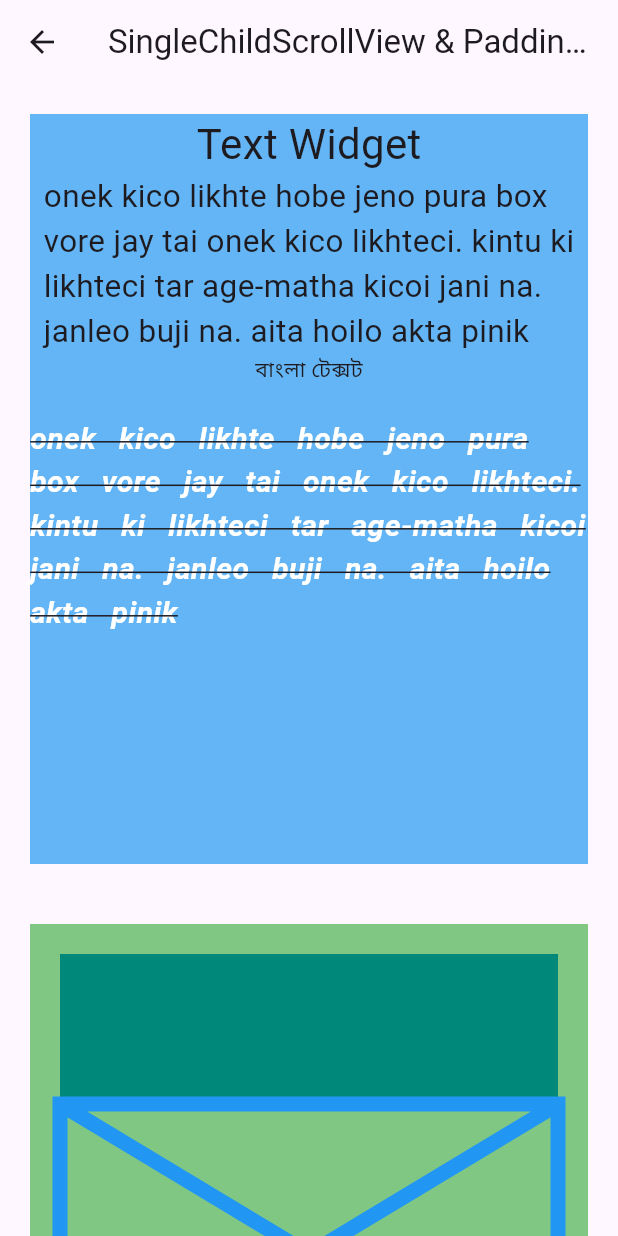
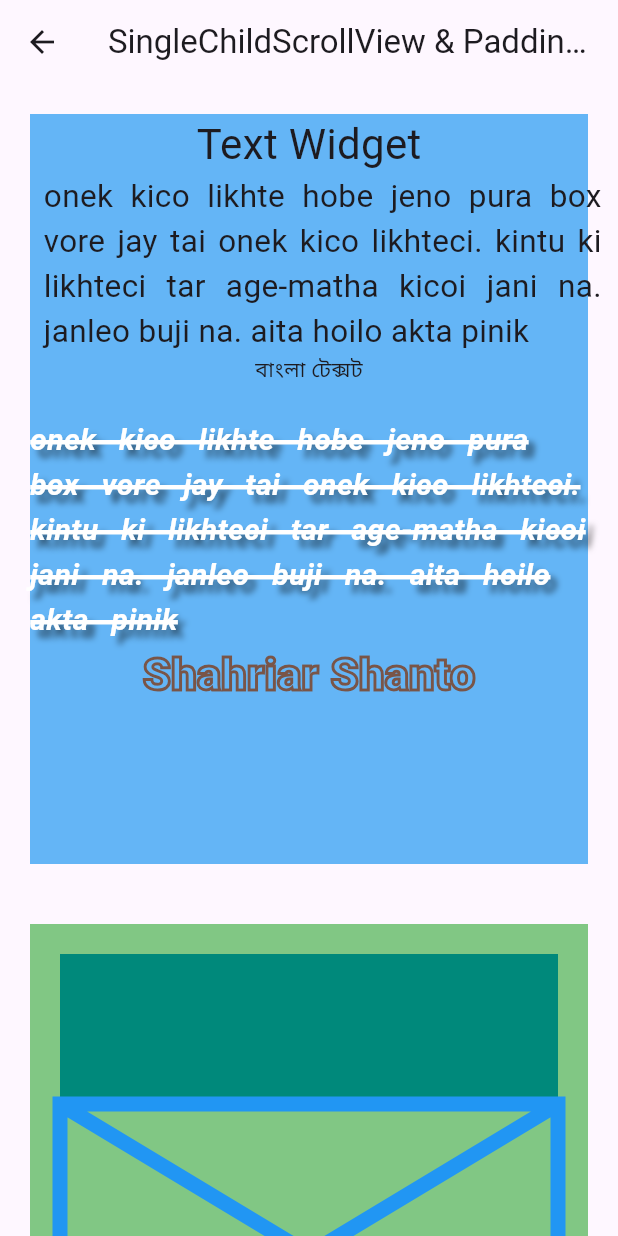
Before and after one commit to ShantoGUB567/Flutter, a Flutter app: the ScrollViewActivity screen opened directly, on a phone screen of 412 x 824 dp. Run offline on Flutter 3.47's test engine with Material 3 defaults, Android fonts, the phone set to English and light mode, and no system bars; our stand-ins replace cached_network_image, google_fonts, image_picker, shimmer, speech_to_text; accounts and stored records are empty.

Commit message:
update file

```diff
--- a/new_app_6/lib/singlescrollview.dart
+++ b/new_app_6/lib/singlescrollview.dart
@@ -29,7 +29,7 @@ class ScrollViewActivity extends StatelessWidget {
                   ),
                   Text(
                     "onek kico likhte hobe jeno pura box vore jay tai onek kico likhteci. kintu ki likhteci tar age-matha kicoi jani na. janleo buji na. aita hoilo akta pinik",
-                    // textAlign: TextAlign.justify,
+                    textAlign: TextAlign.justify,
                     // maxLines: 2,
                     // overflow: TextOverflow.ellipsis,
                     // softWrap: true,
@@ -62,6 +62,26 @@ class ScrollViewActivity extends StatelessWidget {
                       fontStyle: FontStyle.italic,
                       wordSpacing: 10,
                       decoration: TextDecoration.lineThrough,
+                      shadows: [Shadow(
+                        color: Colors.black54,
+                        offset: Offset(5,5),
+                        blurRadius: 5
+                      )],
+                      height: 1.5,
+                      decorationColor: Colors.white,
+                      decorationThickness: 3,
+                    ),
+                  ),
+                  Text(
+                    "Shahriar Shanto",
+                    textAlign: TextAlign.left,
+                    style: TextStyle(
+                      fontSize: 30,
+                      fontWeight: FontWeight.w800,
+                      foreground: Paint()
+                      ..color = Colors.brown
+                      ..style = PaintingStyle.stroke
+                      ..strokeWidth = 2,
 
                     ),
                   ),
```
